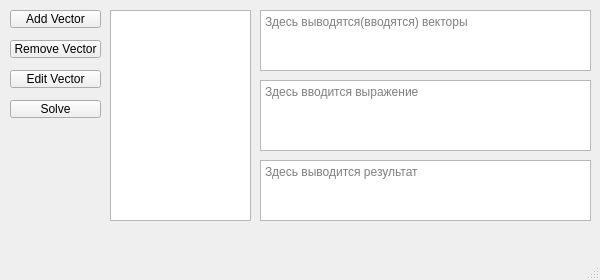
First picture: the form in mainwindow.ui, repository Mainekun/course_work, before the edit.
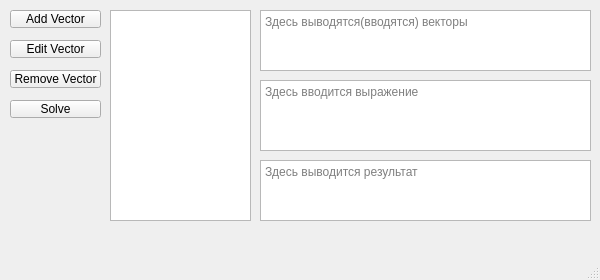
Second picture: the form after the edit.

The edit to the form file:
```diff
--- a/mainwindow.ui
+++ b/mainwindow.ui
@@ -73,7 +73,7 @@
     <property name="geometry">
      <rect>
       <x>10</x>
-      <y>40</y>
+      <y>70</y>
       <width>91</width>
       <height>18</height>
      </rect>
@@ -86,7 +86,7 @@
     <property name="geometry">
      <rect>
       <x>10</x>
-      <y>70</y>
+      <y>40</y>
       <width>91</width>
       <height>18</height>
      </rect>
```
